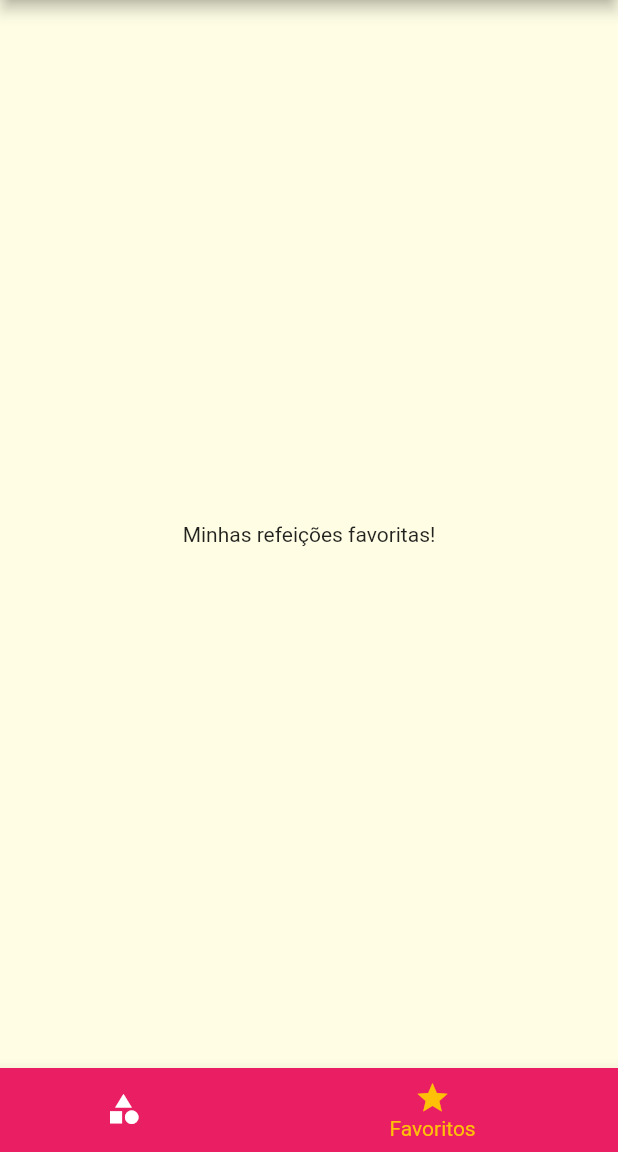
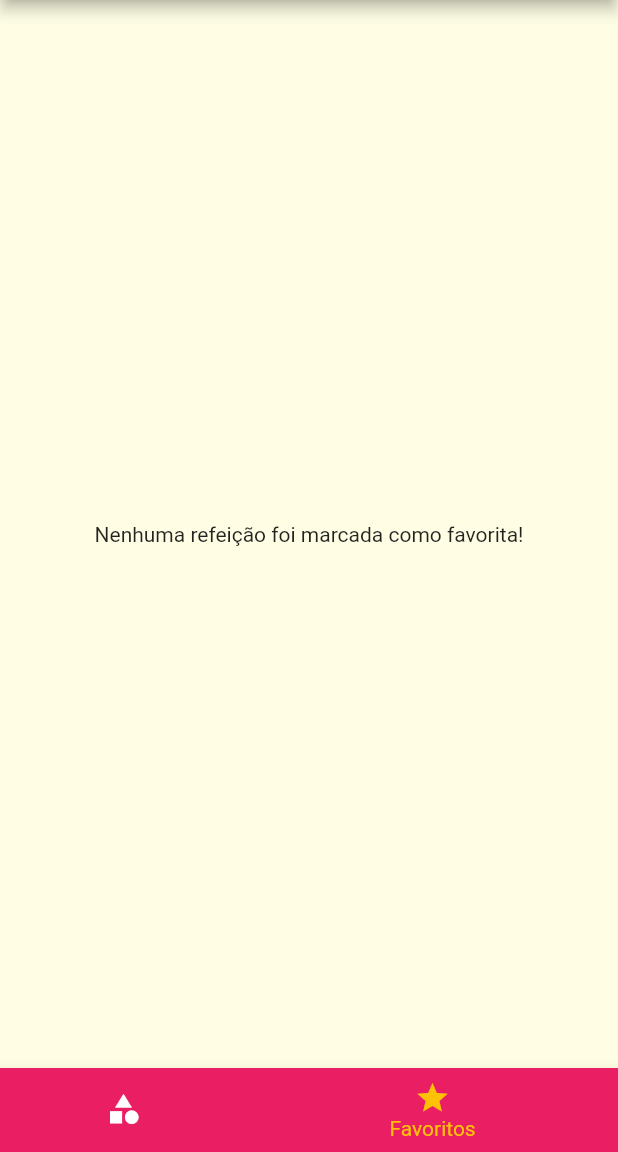
Before and after one commit to victorb132/meals, a Flutter app: the screen it shows after launch, item 2 of the bottom bar chosen, on a phone screen of 412 x 824 dp, the part 84-1236 px from its top. Run offline on Flutter 3.47's test engine with Material 2 defaults, Android fonts, the phone set to English and light mode, and no system bars; Roboto replaces fonts that are missing (RobotoCondensed).

Commit message:
feat/favorite-meals

```diff
--- a/lib/main.dart
+++ b/lib/main.dart
@@ -22,10 +22,14 @@ class MyApp extends StatefulWidget {
 }
 
 class _MyAppState extends State<MyApp> {
+  Settings settings = Settings();
   List<Meal> _availableMeals = dummyMeals;
+  List<Meal> _favoriteMeals = [];
 
   void _filterMeals(Settings settings) {
     setState(() {
+      this.settings = settings;
+
       _availableMeals = dummyMeals.where((meal) {
         final filterGluten = settings.isGlutenFree && !meal.isGlutenFree;
         final filterLactose = settings.isLactoseFree && !meal.isLactoseFree;
@@ -38,6 +42,18 @@ class _MyAppState extends State<MyApp> {
             !filterVegetarian;
       }).toList();
     });
+  }
+
+  void _toggleFavorite(Meal meal) {
+    setState(() {
+      _favoriteMeals.contains(meal)
+          ? _favoriteMeals.remove(meal)
+          : _favoriteMeals.add(meal);
+    });
+  }
+
+  bool isFavorite(Meal meal) {
+    return _favoriteMeals.contains(meal);
   }
 
   @override
@@ -57,11 +73,12 @@ class _MyAppState extends State<MyApp> {
             .copyWith(secondary: Colors.amber),
       ),
       routes: {
-        AppRoutes.home: (ctx) => const TabsScreen(),
+        AppRoutes.home: (ctx) => TabsScreen(_favoriteMeals),
         AppRoutes.categoriesMeals: (ctx) =>
             CategoriesMealsScreen(_availableMeals),
-        AppRoutes.mealDetail: (ctx) => const MealDetailScreen(),
-        AppRoutes.settings: (ctx) => SettingsScreen(_filterMeals),
+        AppRoutes.mealDetail: (ctx) =>
+            MealDetailScreen(_toggleFavorite, isFavorite),
+        AppRoutes.settings: (ctx) => SettingsScreen(settings, _filterMeals),
       },
       onUnknownRoute: (settings) {
         return MaterialPageRoute(builder: (_) {
--- a/lib/screens/favorite_screen.dart
+++ b/lib/screens/favorite_screen.dart
@@ -1,12 +1,26 @@
 import 'package:flutter/material.dart';
+import 'package:meals/components/meal_item.dart';
+
+import '../models/meal.dart';
 
 class FavoriteScreen extends StatelessWidget {
-  const FavoriteScreen({super.key});
+  final List<Meal> favoriteMeals;
+
+  const FavoriteScreen(this.favoriteMeals, {super.key});
 
   @override
   Widget build(BuildContext context) {
-    return const Center(
-      child: Text('Minhas refeições favoritas!'),
-    );
+    if (favoriteMeals.isEmpty) {
+      return const Center(
+        child: Text('Nenhuma refeição foi marcada como favorita!'),
+      );
+    } else {
+      return ListView.builder(
+        itemCount: favoriteMeals.length,
+        itemBuilder: (context, index) {
+          return MealItem(favoriteMeals[index]);
+        },
+      );
+    }
   }
 }
--- a/lib/screens/tabs_screen.dart
+++ b/lib/screens/tabs_screen.dart
@@ -3,8 +3,12 @@ import 'package:meals/components/main_drawer.dart';
 import 'package:meals/screens/categories_screens.dart';
 import 'package:meals/screens/favorite_screen.dart';
 
+import '../models/meal.dart';
+
 class TabsScreen extends StatefulWidget {
-  const TabsScreen({super.key});
+  final List<Meal> favoriteMeals;
+
+  const TabsScreen(this.favoriteMeals, {super.key});
 
   @override
   State<TabsScreen> createState() => _TabsScreenState();
@@ -12,16 +16,22 @@ class TabsScreen extends StatefulWidget {
 
 class _TabsScreenState extends State<TabsScreen> {
   int _selectedScreenIndex = 0;
-  final List<Map<String, Object>> _screens = [
+  late List<Map<String, Object>> _screens;
+
+  @override
+  void initState() {
+    super.initState();
+    _screens = [
       {
         'title': 'Lista de Categorias',
         'screen': const CategoriesScreens(),
       },
       {
         'title': 'Meus favoritos',
-      'screen': const FavoriteScreen(),
+        'screen': FavoriteScreen(widget.favoriteMeals),
       },
     ];
+  }
 
   _selectScreen(int index) {
     setState(() {
```
Also changed, not shown: lib/screens/meal_detail_screen.dart (+6 -3 lines), lib/screens/settings_screen.dart (+9 -2 lines). Lines whose indentation alone changed are shown as unchanged.
